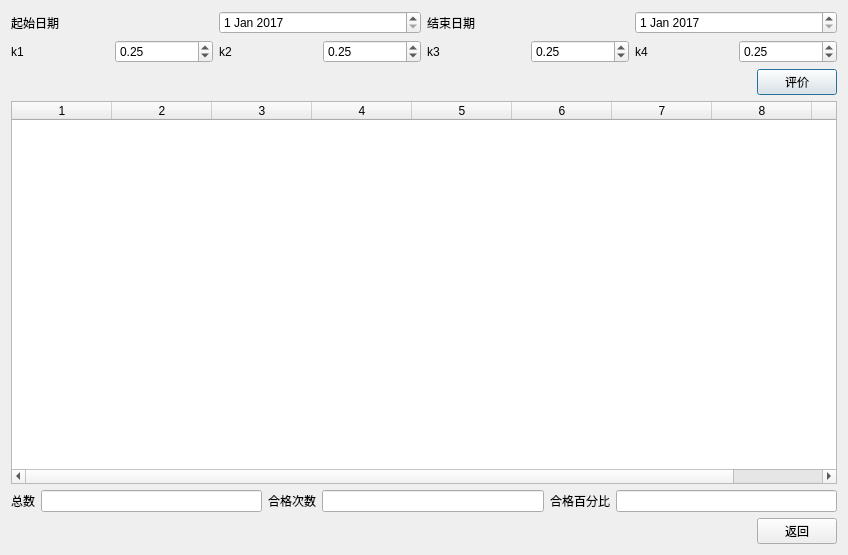
Above: evadialog.ui from qwertylevel3/Ele before the change. Below: the same form after it.
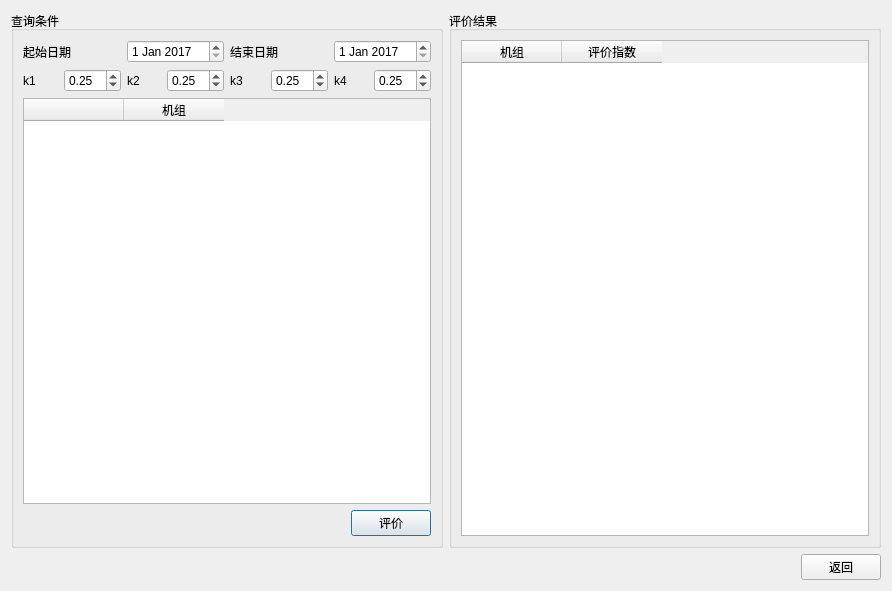
That is the form after the change.

Diff of the .ui file:
```diff
--- a/evadialog.ui
+++ b/evadialog.ui
@@ -6,16 +6,27 @@
    <rect>
     <x>0</x>
     <y>0</y>
-    <width>848</width>
-    <height>555</height>
+    <width>892</width>
+    <height>591</height>
    </rect>
   </property>
   <property name="windowTitle">
    <string>Dialog</string>
   </property>
+  <layout class="QVBoxLayout" name="verticalLayout_3">
+   <item>
+    <layout class="QHBoxLayout" name="horizontalLayout_4">
+     <item>
+      <widget class="QGroupBox" name="groupBox">
+       <property name="title">
+        <string>查询条件</string>
+       </property>
   <layout class="QVBoxLayout" name="verticalLayout">
    <item>
     <layout class="QHBoxLayout" name="horizontalLayout">
+          <property name="topMargin">
+           <number>0</number>
+          </property>
      <item>
       <widget class="QLabel" name="label">
        <property name="text">
@@ -56,6 +67,9 @@
    </item>
    <item>
     <layout class="QHBoxLayout" name="horizontalLayout_2">
+          <property name="topMargin">
+           <number>0</number>
+          </property>
      <item>
       <widget class="QLabel" name="label_6">
        <property name="text">
@@ -126,8 +140,34 @@
      </item>
     </layout>
    </item>
+        <item>
+         <widget class="QTableWidget" name="eleTable">
+          <property name="minimumSize">
+           <size>
+            <width>400</width>
+            <height>0</height>
+           </size>
+          </property>
+          <attribute name="horizontalHeaderCascadingSectionResizes">
+           <bool>false</bool>
+          </attribute>
+          <column>
+           <property name="text">
+            <string/>
+           </property>
+          </column>
+          <column>
+           <property name="text">
+            <string>机组</string>
+           </property>
+          </column>
+         </widget>
+        </item>
    <item>
     <layout class="QHBoxLayout" name="horizontalLayout_5">
+          <property name="topMargin">
+           <number>0</number>
+          </property>
      <item>
       <spacer name="horizontalSpacer_2">
        <property name="orientation">
@@ -150,61 +190,42 @@
      </item>
     </layout>
    </item>
+       </layout>
+      </widget>
+     </item>
    <item>
-    <widget class="QTableWidget" name="tableWidget">
+      <widget class="QGroupBox" name="groupBox2">
+       <property name="title">
+        <string>评价结果</string>
+       </property>
+       <layout class="QVBoxLayout" name="verticalLayout_2">
+        <item>
+         <widget class="QTableWidget" name="evaTable">
      <property name="rowCount">
       <number>0</number>
      </property>
      <property name="columnCount">
-      <number>9</number>
-     </property>
-     <column/>
-     <column/>
-     <column/>
-     <column/>
-     <column/>
-     <column/>
-     <column/>
-     <column/>
-     <column/>
-    </widget>
-   </item>
-   <item>
-    <layout class="QHBoxLayout" name="horizontalLayout_3">
-     <item>
-      <widget class="QLabel" name="label_5">
+           <number>2</number>
+          </property>
+          <column>
        <property name="text">
-        <string>总数</string>
-       </property>
-      </widget>
-     </item>
-     <item>
-      <widget class="QLineEdit" name="lineEdit1"/>
-     </item>
-     <item>
-      <widget class="QLabel" name="label_3">
+            <string>机组</string>
+           </property>
+          </column>
+          <column>
        <property name="text">
-        <string>合格次数</string>
-       </property>
-      </widget>
-     </item>
-     <item>
-      <widget class="QLineEdit" name="lineEdit2"/>
-     </item>
-     <item>
-      <widget class="QLabel" name="label_4">
-       <property name="text">
-        <string>合格百分比</string>
-       </property>
+            <string>评价指数</string>
+           </property>
+          </column>
+         </widget>
+        </item>
+       </layout>
       </widget>
      </item>
-     <item>
-      <widget class="QLineEdit" name="lineEdit3"/>
-     </item>
     </layout>
    </item>
    <item>
-    <layout class="QHBoxLayout" name="horizontalLayout_4">
+    <layout class="QHBoxLayout" name="horizontalLayout_6">
      <item>
       <spacer name="horizontalSpacer">
        <property name="orientation">
```
Left out of the diff: 21 changed lines with no effect on the pictures. Lines whose indentation alone changed are shown as unchanged.
